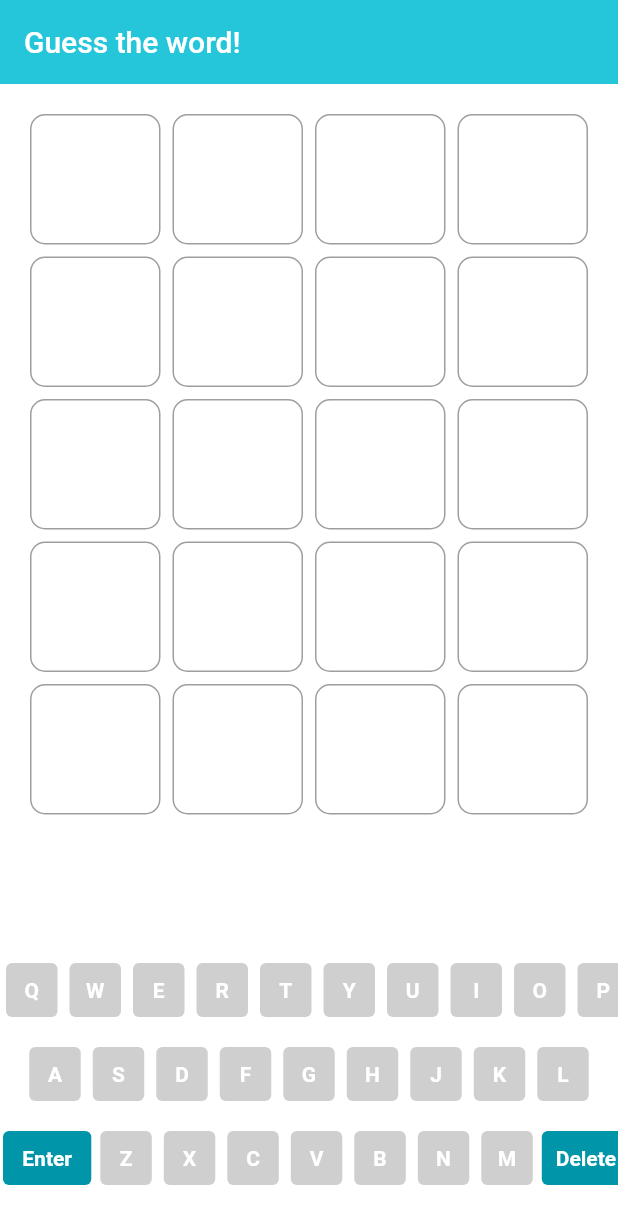
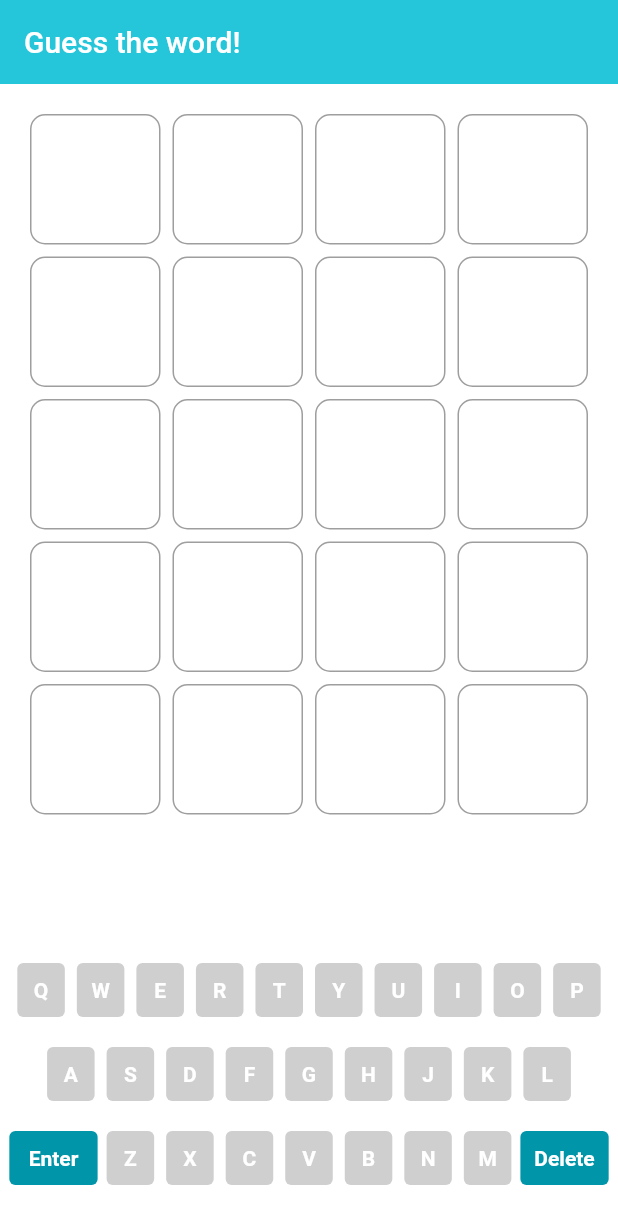
Before and after one commit to kno3a87/wordle-modoki-frontend, a Flutter app: the screen it shows after launch, on a phone screen of 412 x 824 dp. Shown: the top 1224 px of the screen. Run offline on Flutter 3.47's test engine with Material 2 defaults, Android fonts, the light colour scheme and no system bars; our stand-ins replace graphql.

Commit message:
キーボード切れてるの修正

```diff
--- a/lib/widget/keyboard.dart
+++ b/lib/widget/keyboard.dart
@@ -193,7 +193,7 @@ class _KeyBoardState extends State<KeyBoard> {
     return Padding(
       padding: const EdgeInsets.all(2.0),
       child: SizedBox(
-        width: width / 12,
+        width: width / 13,
         child: TextButton(
           style: TextButton.styleFrom(
             backgroundColor: backgroundColor,
```
